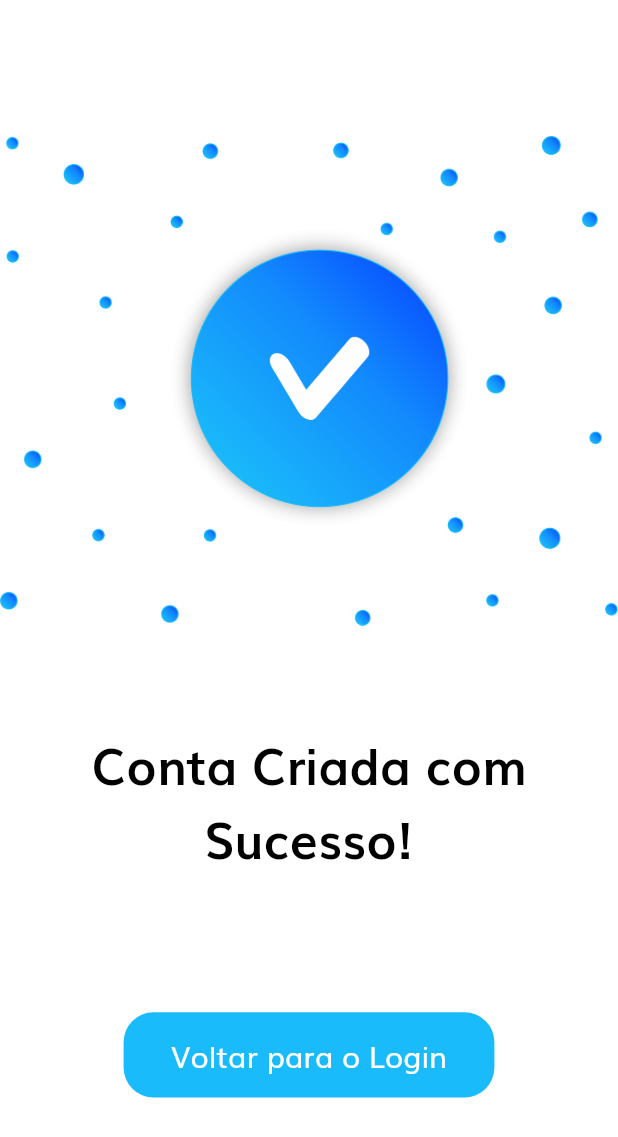
After one commit to GustavoGontijoAntunes/Projeto_Go_Plus, a Flutter app: the RegisterSuccess screen opened by its route, on a phone screen of 412 x 824 dp. The commit adds this screen. Shown: the top 1137 px of the screen. Run offline on Flutter 3.47's test engine with Material 2 defaults, Android fonts, the phone set to English and light mode, and no system bars; our stand-ins replace flutter_svg, mask_text_input_formatter.

Commit message:
Criação da tela de conta criada com sucesso

```diff
--- a/go_plus/lib/pages/complete_profile/complete_profile_form.dart
+++ b/go_plus/lib/pages/complete_profile/complete_profile_form.dart
@@ -4,7 +4,9 @@ import 'package:go_plus/components/default_button.dart';
 import 'package:go_plus/components/form_error.dart';
 import 'package:go_plus/constants.dart';
 import 'package:go_plus/pages/login/login.dart';
+import 'package:go_plus/pages/register_success/register_success.dart';
 import 'package:go_plus/size_config.dart';
+import 'package:mask_text_input_formatter/mask_text_input_formatter.dart';
 
 class CompleteProfileForm extends StatefulWidget {
   @override
@@ -18,6 +20,7 @@ class _CompleteProfileFormState extends State<CompleteProfileForm> {
   String phoneNumber;
   String city;
   final List<String> errors = [];
+  var maskFormatter = new MaskTextInputFormatter(mask: '(##) #####-####', filter: { "#": RegExp(r'[0-9]') });
 
   void addError({String error}) {
     if (!errors.contains(error)) {
@@ -54,7 +57,7 @@ class _CompleteProfileFormState extends State<CompleteProfileForm> {
             text: "Continuar",
             press: (){
               if(_formKey.currentState.validate()){
-                Navigator.pushNamed(context, Login.routeName);
+                Navigator.pushNamed(context, RegisterSuccess.routeName);
               }
             },
           ),
@@ -107,6 +110,7 @@ class _CompleteProfileFormState extends State<CompleteProfileForm> {
   phoneNumberFormField() {
     return TextFormField(
       keyboardType: TextInputType.phone,
+      inputFormatters: [maskFormatter],
       onSaved: (newValue) {
         phoneNumber = newValue;
       },
--- /dev/null
+++ b/go_plus/lib/pages/register_success/register_success.dart
@@ -0,0 +1,53 @@
+import 'package:flutter/material.dart';
+import 'package:go_plus/components/default_button.dart';
+import 'package:go_plus/pages/login/login.dart';
+import 'package:go_plus/size_config.dart';
+
+class RegisterSuccess extends StatelessWidget {
+  static String routeName = "/register_success";
+
+  @override
+  Widget build(BuildContext context) {
+    return Scaffold(
+      appBar: AppBar(
+        leading: SizedBox(),
+        automaticallyImplyLeading: false,
+      ),
+      body: _body(context),
+    );
+  }
+
+  _body(context) {
+    return Column(
+      children: [
+        SizedBox(height: SizeConfig.screenHeight * 0.04),
+        Image.asset(
+          "assets/images/Success.png",
+          height: SizeConfig.screenHeight * 0.4,
+          width: getProportionateScreenWidth(400),
+        ),
+        SizedBox(height: SizeConfig.screenHeight * 0.08),
+        Text(
+          "Conta Criada com Sucesso!",
+          style: TextStyle(
+            fontSize: getProportionateScreenWidth(30),
+            fontWeight: FontWeight.bold,
+            color: Colors.black,
+          ),
+          textAlign: TextAlign.center,
+        ),
+        Spacer(),
+        SizedBox(
+          width: SizeConfig.screenWidth * 0.6,
+          child: DefaultButton(
+            text: "Voltar para o Login",
+            press: (){
+              Navigator.pushNamed(context, Login.routeName);
+            },
+          ),
+        ),
+        Spacer(),
+      ],
+    );
+  }
+}
--- a/go_plus/lib/routs.dart
+++ b/go_plus/lib/routs.dart
@@ -4,6 +4,7 @@ import 'package:go_plus/pages/forgot_password/forgot_password.dart';
 import 'package:go_plus/pages/home/home.dart';
 import 'package:go_plus/pages/login/login.dart';
 import 'package:go_plus/pages/register/register.dart';
+import 'package:go_plus/pages/register_success/register_success.dart';
 import 'package:go_plus/pages/splash/splash.dart';
 
 final Map<String, WidgetBuilder> routes = {
@@ -13,4 +14,5 @@ final Map<String, WidgetBuilder> routes = {
   ForgotPassword.routeName: (context) => ForgotPassword(),
   Home.routeName: (context) => Home(),
   CompleteProfile.routeName: (context) => CompleteProfile(),
+  RegisterSuccess.routeName: (context) => RegisterSuccess(),
 };
--- a/go_plus/pubspec.yaml
+++ b/go_plus/pubspec.yaml
@@ -25,6 +25,7 @@ dependencies:
     sdk: flutter
   http: ^0.12.0+2
   shimmer: ^1.1.1
+  mask_text_input_formatter: ^1.1.0
 
 
   # The following adds the Cupertino Icons font to your application.
```
Also changed, not shown: go_plus/assets/images/Success.png (added), go_plus/pubspec.lock.
